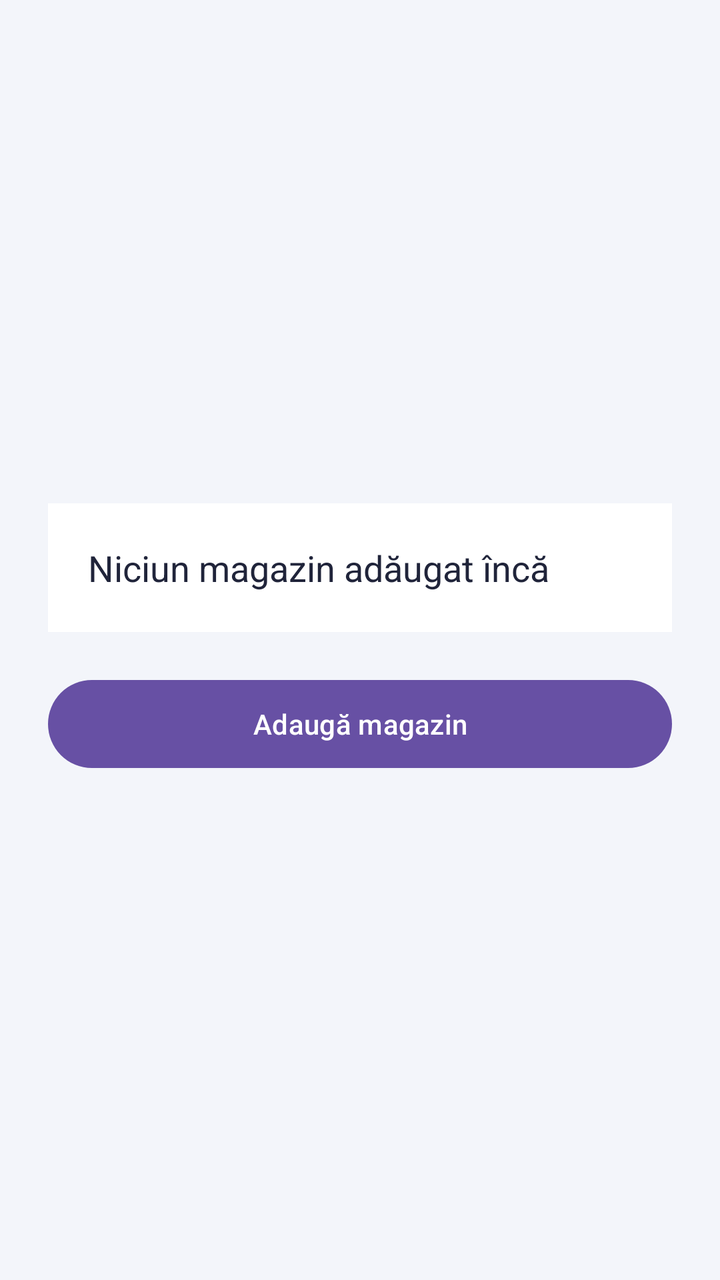
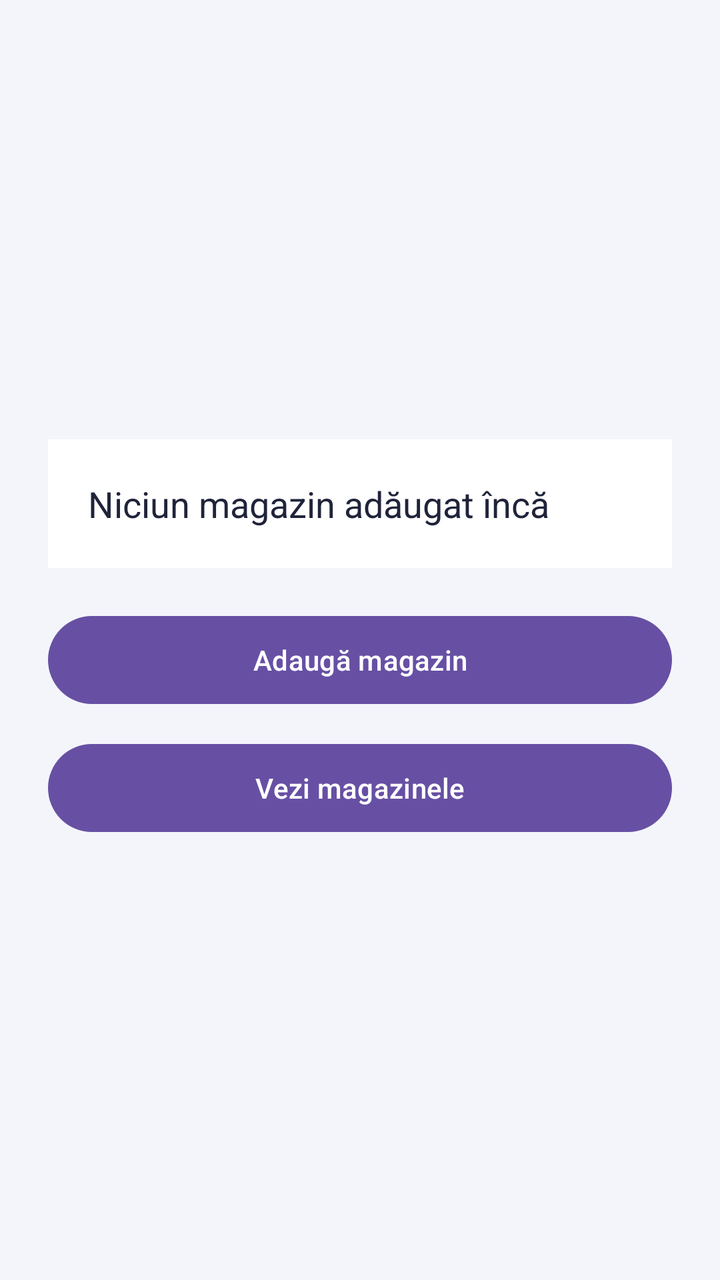

Before-and-after screenshots of an Android layout around one commit, followed by the original layout XML and the change that was made.
<!-- AndroidManifest.xml: application theme Theme.Proiect -->
<!-- res/layout/activity_main.xml -->
<?xml version="1.0" encoding="utf-8"?>
<LinearLayout xmlns:android="http://schemas.android.com/apk/res/android"
    xmlns:tools="http://schemas.android.com/tools"
    android:layout_width="match_parent"
    android:layout_height="match_parent"
    android:background="#F3F5FA"
    android:gravity="center"
    android:orientation="vertical"
    android:padding="24dp"
    tools:context=".MainActivity">

    <TextView
        android:id="@+id/tvRezultat"
        android:layout_width="match_parent"
        android:layout_height="wrap_content"
        android:background="#FFFFFF"
        android:padding="20dp"
        android:text="@string/main_empty"
        android:textColor="#20243A"
        android:textSize="18sp" />

    <Button
        android:id="@+id/btnAdauga"
        android:layout_width="match_parent"
        android:layout_height="wrap_content"
        android:layout_marginTop="20dp"
        android:minHeight="52dp"
        android:text="@string/main_add" />

</LinearLayout>
<!-- resources referenced by this layout -->
<resources>
  <string name="main_add">Adaugă magazin</string>
  <string name="main_empty">Niciun magazin adăugat încă</string>
  <style name="Theme.Proiect" parent="Base.Theme.Proiect" />
  <style name="Base.Theme.Proiect" parent="Theme.Material3.DayNight.NoActionBar">
          
          
      </style>
</resources>

<!-- the commit's change to res/layout/activity_main.xml (unified diff, before → after) -->
@@ -26,5 +26,12 @@
         android:layout_marginTop="20dp"
         android:minHeight="52dp"
         android:text="@string/main_add" />
-
+    <Button
+        android:layout_width="match_parent"
+        android:layout_height="wrap_content"
+        android:layout_marginTop="12dp"
+        android:minHeight="52dp"
+        android:onClick="deschideLista"
+        android:text="Vezi magazinele">
+    </Button>
 </LinearLayout>
